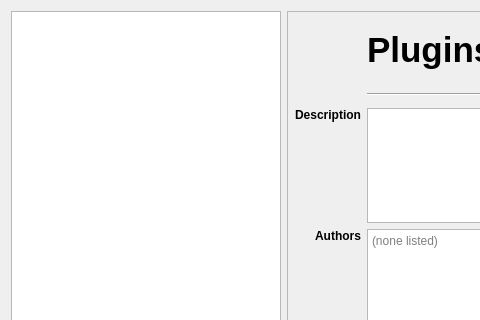
This is qCC/pluginManager/ui/ccPluginInfoDlg.ui in CloudCompare/CloudCompare as Qt 5 draws it before an edit; both pictures show x 0 to 480 and y 0 to 320 of the 980 by 750 pixel window. The edited form follows.
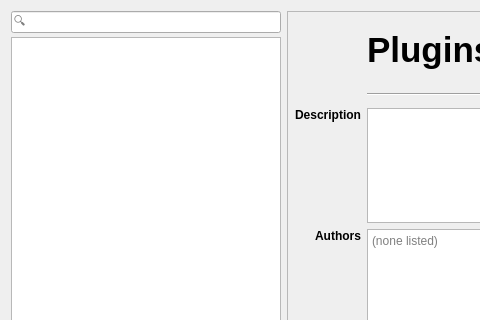
This is the edited form. Icons and pictures are not drawn.

Commit message: {plugins} Add a way to filter plugin list by name

Patch:
```diff
--- a/qCC/pluginManager/ui/ccPluginInfoDlg.ui
+++ b/qCC/pluginManager/ui/ccPluginInfoDlg.ui
@@ -17,6 +17,30 @@
    <item>
     <layout class="QHBoxLayout" name="horizontalLayout">
      <item>
+      <layout class="QVBoxLayout" name="verticalLayout_2">
+       <property name="spacing">
+        <number>4</number>
+       </property>
+       <item>
+        <widget class="QLineEdit" name="mSearchLineEdit">
+         <property name="sizePolicy">
+          <sizepolicy hsizetype="Preferred" vsizetype="Fixed">
+           <horstretch>0</horstretch>
+           <verstretch>0</verstretch>
+          </sizepolicy>
+         </property>
+         <property name="toolTip">
+          <string>Filter list by plugin name</string>
+         </property>
+         <property name="placeholderText">
+          <string>🔍</string>
+         </property>
+         <property name="clearButtonEnabled">
+          <bool>true</bool>
+         </property>
+        </widget>
+       </item>
+       <item>
       <widget class="QListView" name="mPluginListView">
        <property name="sizePolicy">
         <sizepolicy hsizetype="Fixed" vsizetype="Expanding">
@@ -49,6 +73,8 @@
         <bool>true</bool>
        </property>
       </widget>
+       </item>
+      </layout>
      </item>
      <item>
       <widget class="QFrame" name="frame">
```
Lines whose indentation alone changed are shown as unchanged. The commit also changes 2 other files.
